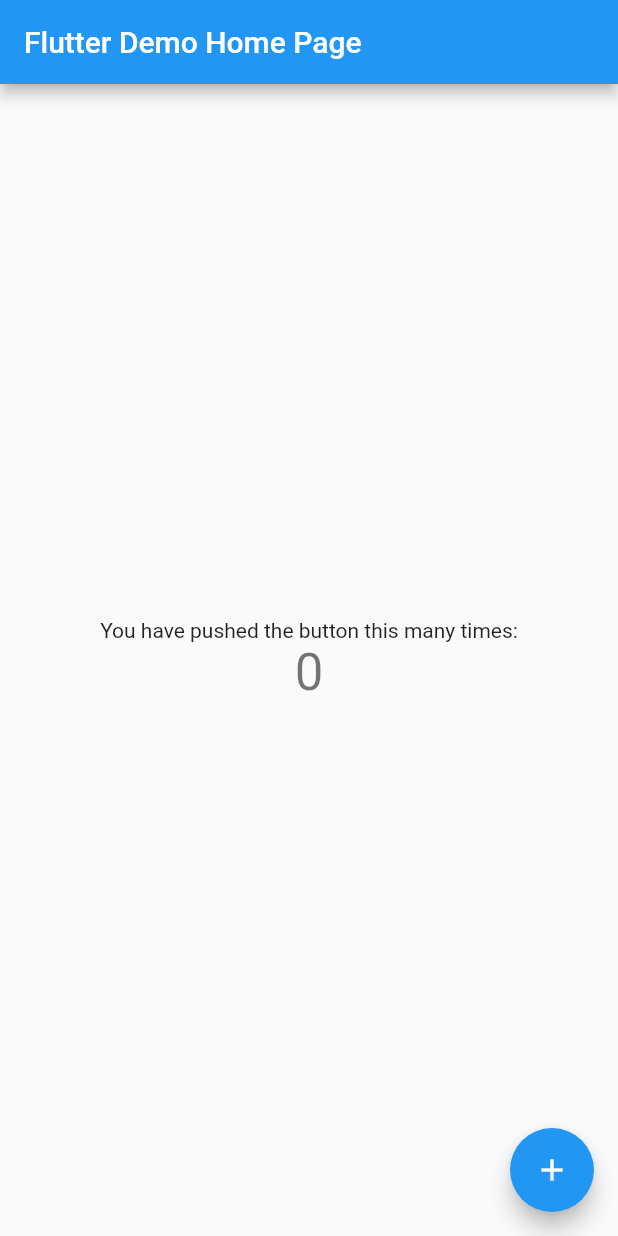
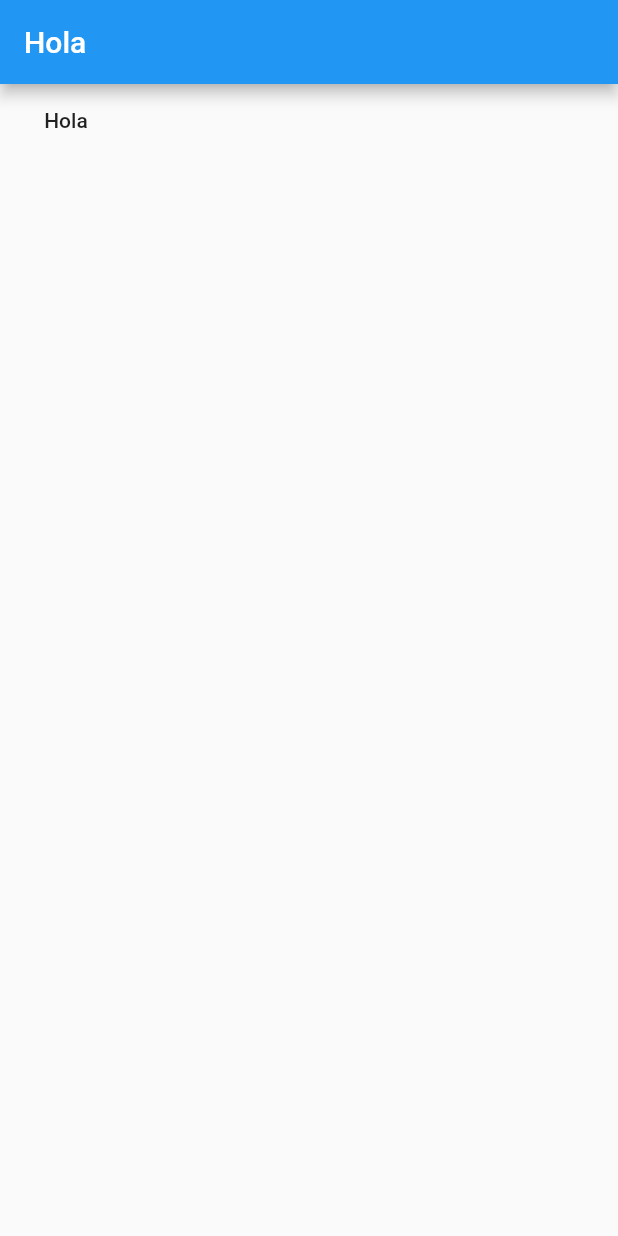
Before and after one commit to geparedesm/github, a Flutter app: the screen it shows after launch, on a phone screen of 412 x 824 dp. Run offline on Flutter 3.47's test engine with Material 2 defaults, Android fonts, the phone set to English and light mode, and no system bars; our stand-ins replace mvc_pattern; network calls fail.

Commit message:
[ADD] MVC pattern

```diff
--- a/lib/main.dart
+++ b/lib/main.dart
@@ -1,4 +1,5 @@
 import 'package:flutter/material.dart';
+import 'package:flutter_application_1/src/pages/home_page.dart';
 
 void main() {
   runApp(const MyApp());
@@ -11,105 +12,12 @@ class MyApp extends StatelessWidget {
   @override
   Widget build(BuildContext context) {
     return MaterialApp(
+      debugShowCheckedModeBanner: false,
       title: 'Flutter Demo',
       theme: ThemeData(
-        // This is the theme of your application.
-        //
-        // Try running your application with "flutter run". You'll see the
-        // application has a blue toolbar. Then, without quitting the app, try
-        // changing the primarySwatch below to Colors.green and then invoke
-        // "hot reload" (press "r" in the console where you ran "flutter run",
-        // or simply save your changes to "hot reload" in a Flutter IDE).
-        // Notice that the counter didn't reset back to zero; the application
-        // is not restarted.
         primarySwatch: Colors.blue,
       ),
-      home: const MyHomePage(title: 'Flutter Demo Home Page'),
+      home: const HomePage(),
     );
   }
 }
-
-class MyHomePage extends StatefulWidget {
-  const MyHomePage({Key? key, required this.title}) : super(key: key);
-
-  // This widget is the home page of your application. It is stateful, meaning
-  // that it has a State object (defined below) that contains fields that affect
-  // how it looks.
-
-  // This class is the configuration for the state. It holds the values (in this
-  // case the title) provided by the parent (in this case the App widget) and
-  // used by the build method of the State. Fields in a Widget subclass are
-  // always marked "final".
-
-  final String title;
-
-  @override
-  State<MyHomePage> createState() => _MyHomePageState();
-}
-
-class _MyHomePageState extends State<MyHomePage> {
-  int _counter = 0;
-
-  void _incrementCounter() {
-    setState(() {
-      // This call to setState tells the Flutter framework that something has
-      // changed in this State, which causes it to rerun the build method below
-      // so that the display can reflect the updated values. If we changed
-      // _counter without calling setState(), then the build method would not be
-      // called again, and so nothing would appear to happen.
-      _counter++;
-    });
-  }
-
-  @override
-  Widget build(BuildContext context) {
-    // This method is rerun every time setState is called, for instance as done
-    // by the _incrementCounter method above.
-    //
-    // The Flutter framework has been optimized to make rerunning build methods
-    // fast, so that you can just rebuild anything that needs updating rather
-    // than having to individually change instances of widgets.
-    return Scaffold(
-      appBar: AppBar(
-        // Here we take the value from the MyHomePage object that was created by
-        // the App.build method, and use it to set our appbar title.
-        title: Text(widget.title),
-      ),
-      body: Center(
-        // Center is a layout widget. It takes a single child and positions it
-        // in the middle of the parent.
-        child: Column(
-          // Column is also a layout widget. It takes a list of children and
-          // arranges them vertically. By default, it sizes itself to fit its
-          // children horizontally, and tries to be as tall as its parent.
-          //
-          // Invoke "debug painting" (press "p" in the console, choose the
-          // "Toggle Debug Paint" action from the Flutter Inspector in Android
-          // Studio, or the "Toggle Debug Paint" command in Visual Studio Code)
-          // to see the wireframe for each widget.
-          //
-          // Column has various properties to control how it sizes itself and
-          // how it positions its children. Here we use mainAxisAlignment to
-          // center the children vertically; the main axis here is the vertical
-          // axis because Columns are vertical (the cross axis would be
-          // horizontal).
-          mainAxisAlignment: MainAxisAlignment.center,
-          children: <Widget>[
-            const Text(
-              'You have pushed the button this many times:',
-            ),
-            Text(
-              '$_counter',
-              style: Theme.of(context).textTheme.headline4,
-            ),
-          ],
-        ),
-      ),
-      floatingActionButton: FloatingActionButton(
-        onPressed: _incrementCounter,
-        tooltip: 'Increment',
-        child: const Icon(Icons.add),
-      ), // This trailing comma makes auto-formatting nicer for build methods.
-    );
-  }
-}
--- /dev/null
+++ b/lib/src/pages/home_page.dart
@@ -0,0 +1,34 @@
+import 'dart:developer';
+
+import 'package:flutter/material.dart';
+import 'package:flutter_application_1/src/controllers/home_controller.dart';
+import 'package:mvc_pattern/mvc_pattern.dart';
+
+class HomePage extends StatefulWidget {
+  const HomePage({Key? key}) : super(key: key);
+
+  @override
+  _HomePageState createState() => _HomePageState();
+}
+
+class _HomePageState extends StateMVC<HomePage> {
+  final HomeController _con = HomeController();
+  @override
+  void initState() {
+    _con.getBranches();
+    super.initState();
+  }
+
+  @override
+  Widget build(BuildContext context) {
+    return ScaffoldMessenger(
+      child: Scaffold(
+        key: _con.scaffoldMessengerKey,
+        appBar: AppBar(
+          title: const Text("Hola"),
+        ),
+        body: MaterialButton(onPressed: () async {}, child: const Text("Hola")),
+      ),
+    );
+  }
+}
```
Also changed, not shown: lib/src/controllers/home_controller.dart (added, +24 -0 lines), lib/src/models/branches_models.dart (added, +13 -0 lines), lib/src/services/home_services.dart (added, +7 -0 lines), pubspec.yaml (+3 -4 lines).
